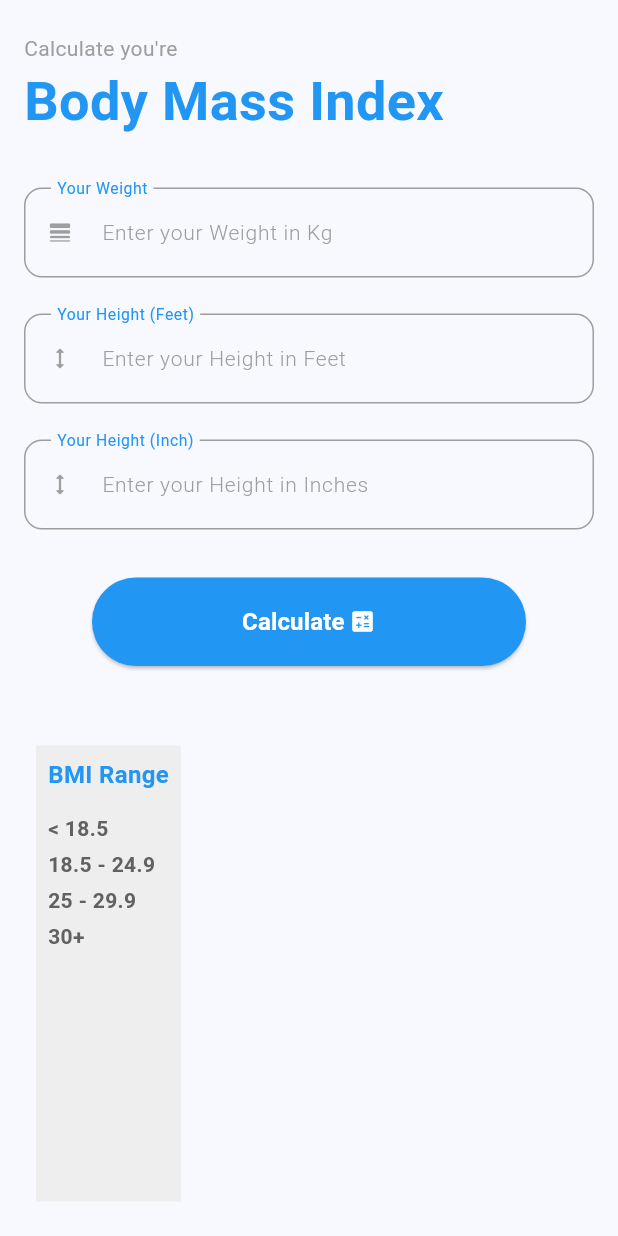
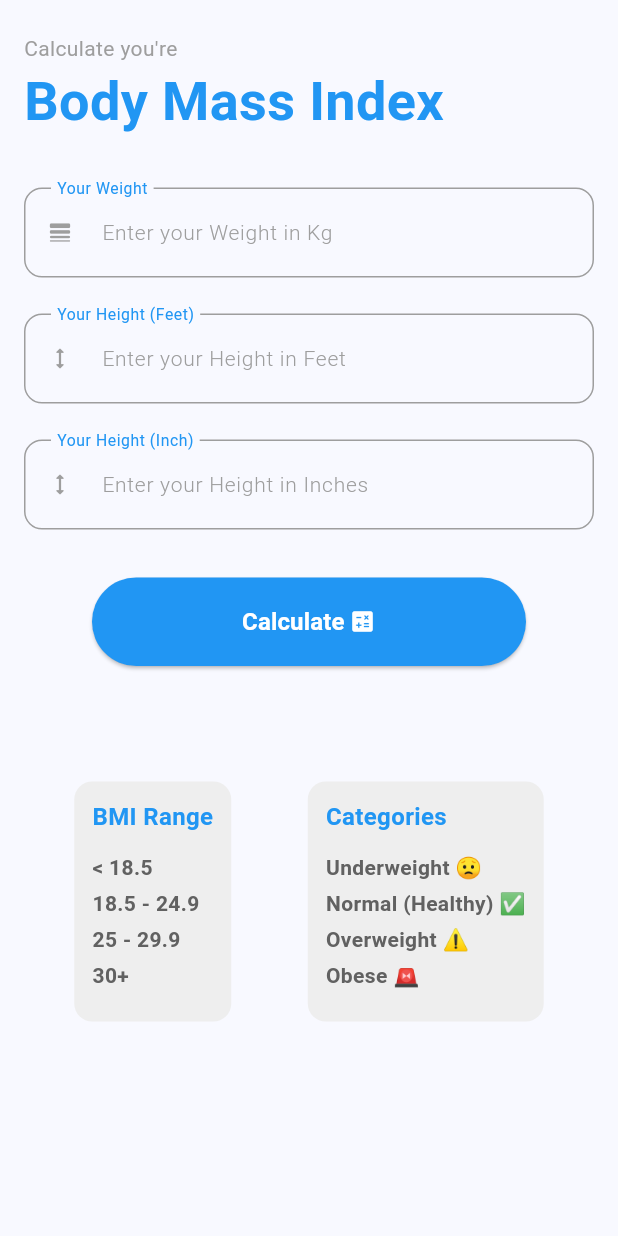
Before and after one commit to crazy-coder-018/bmi_flutter_app, a Flutter app: the screen it shows after launch, on a phone screen of 412 x 824 dp. Run offline on Flutter 3.47's test engine with Material 3 defaults, Android fonts, the phone set to English and light mode, and no system bars.

Commit message:
Last Updated

```diff
--- a/bmi_flutter_app/lib/main.dart
+++ b/bmi_flutter_app/lib/main.dart
@@ -1,6 +1,7 @@
 // ignore_for_file: unnecessary_import, unused_local_variable
 
 import 'package:bmi_flutter_app/buttons/calculated_button.dart';
+import 'package:bmi_flutter_app/widgets/bmi_cahrt.dart';
 import 'package:bmi_flutter_app/widgets/my_text_field.dart';
 import 'package:flutter/material.dart';
 import 'package:flutter/cupertino.dart';
@@ -171,7 +172,7 @@ class _MyHomePageState extends State<MyHomePage> {
                             style: TextStyle(
                               fontSize: 14,
                               fontWeight: FontWeight.w800,
-                              color: Colors.grey[700],
+                              color: Colors.blue[700],
                             ),
                           ),
                         ],
@@ -181,82 +182,10 @@ class _MyHomePageState extends State<MyHomePage> {
                 ),
               ),
 
+              SizedBox(height: 24),
+
               // Chart of BMI Calculation is you're fit or not
-              Padding(
-                padding: const EdgeInsets.symmetric(horizontal: 16.0),
-                child: SizedBox(
-                  width: double.infinity,
-                  height: 320,
-                  child: Padding(
-                    padding: const EdgeInsets.all(8.0),
-                    child: Row(
-                      children: [
-                        Container(
-                          color: Colors.grey[200],
-                          child: Padding(
-                            padding: const EdgeInsets.all(8.0),
-                            child: Column(
-                              crossAxisAlignment: CrossAxisAlignment.start,
-                              children: [
-                                //BMI Range
-                                Text(
-                                  'BMI Range',
-                                  style: TextStyle(
-                                    fontSize: 16,
-                                    fontWeight: FontWeight.w600,
-                                    color: Colors.blue,
-                                  ),
-                                ),
-                                SizedBox(height: 14),
-                                Text(
-                                  '< 18.5',
-                                  style: TextStyle(
-                                    fontSize: 14,
-                                    fontWeight: FontWeight.w600,
-                                    color: Colors.grey[700],
-                                  ),
-                                ),
-                                SizedBox(height: 4),
-                                Text(
-                                  '18.5 - 24.9',
-                                  style: TextStyle(
-                                    fontSize: 14,
-                                    fontWeight: FontWeight.w600,
-                                    color: Colors.grey[700],
-                                  ),
-                                ),
-                                SizedBox(height: 4),
-                                Text(
-                                  '25 - 29.9',
-                                  style: TextStyle(
-                                    fontSize: 14,
-                                    fontWeight: FontWeight.w600,
-                                    color: Colors.grey[700],
-                                  ),
-                                ),
-                                SizedBox(height: 4),
-                                Text(
-                                  '30+',
-                                  style: TextStyle(
-                                    fontSize: 14,
-                                    fontWeight: FontWeight.w600,
-                                    color: Colors.grey[700],
-                                  ),
-                                ),
-                              ],
-                            ),
-                          ),
-                        ),
-                        Column(
-                          children: [
-                            //BMI Category
-                          ],
-                        ),
-                      ],
-                    ),
-                  ),
-                ),
-              ),
+              BmiCahrt(),
             ],
           ),
         ),
--- /dev/null
+++ b/bmi_flutter_app/lib/widgets/bmi_cahrt.dart
@@ -0,0 +1,158 @@
+import 'package:flutter/material.dart';
+
+class BmiCahrt extends StatelessWidget {
+  const BmiCahrt({super.key});
+
+  @override
+  Widget build(BuildContext context) {
+    return Padding(
+      padding: const EdgeInsets.symmetric(horizontal: 16.0),
+      child: SizedBox(
+        width: double.infinity,
+        height: 320,
+        child: Padding(
+          padding: const EdgeInsets.all(8.0),
+          child: Row(
+            crossAxisAlignment: CrossAxisAlignment.start,
+            mainAxisAlignment: MainAxisAlignment.spaceAround,
+            children: [
+              Container(
+                height: 160,
+                decoration: BoxDecoration(
+                  color: Colors.grey[200],
+                  borderRadius: BorderRadius.circular(12),
+                ),
+                child: Padding(
+                  padding: const EdgeInsets.all(12.0),
+                  child: Column(
+                    crossAxisAlignment: CrossAxisAlignment.start,
+                    children: [
+                      //BMI Range
+                      Text(
+                        'BMI Range',
+                        style: TextStyle(
+                          fontSize: 16,
+                          fontWeight: FontWeight.w600,
+                          color: Colors.blue,
+                        ),
+                      ),
+                      SizedBox(height: 12),
+                      Text(
+                        '< 18.5',
+                        style: TextStyle(
+                          fontSize: 14,
+                          fontWeight: FontWeight.w600,
+                          color: Colors.grey[700],
+                        ),
+                      ),
+                      Divider(color: Colors.grey[800], height: 4.2),
+                      Text(
+                        '18.5 - 24.9',
+                        style: TextStyle(
+                          fontSize: 14,
+                          fontWeight: FontWeight.w600,
+                          color: Colors.grey[700],
+                        ),
+                      ),
+                      Divider(color: Colors.grey[800], height: 4.2),
+                      Text(
+                        '25 - 29.9',
+                        style: TextStyle(
+                          fontSize: 14,
+                          fontWeight: FontWeight.w600,
+                          color: Colors.grey[700],
+                        ),
+                      ),
+                      Divider(color: Colors.grey[800], height: 4.2),
+                      Text(
+                        '30+',
+                        style: TextStyle(
+                          fontSize: 14,
+                          fontWeight: FontWeight.w600,
+                          color: Colors.grey[700],
+                        ),
+                      ),
+                    ],
+                  ),
+                ),
+              ),
+              Column(
+                children: [
+                  //BMI Category
+                  Container(
+                    height: 160,
+                    decoration: BoxDecoration(
+                      color: Colors.grey[200],
+                      borderRadius: BorderRadius.circular(12),
+                    ),
+                    child: Padding(
+                      padding: const EdgeInsets.all(12.0),
+                      child: Column(
+                        crossAxisAlignment: CrossAxisAlignment.start,
+                        children: [
+                          //BMI Category
+                          Text(
+                            'Categories',
+                            style: TextStyle(
+                              fontSize: 16,
+                              fontWeight: FontWeight.w600,
+                              color: Colors.blue,
+                            ),
+                          ),
+                          SizedBox(height: 12),
+
+                          // Under Weight
+                          Text(
+                            'Underweight 😟',
+                            style: TextStyle(
+                              fontSize: 14,
+                              fontWeight: FontWeight.w600,
+                              color: Colors.grey[700],
+                            ),
+                          ),
+                          Divider(color: Colors.grey[800], height: 4.2),
+
+                          // Normal (Healthy)
+                          Text(
+                            'Normal (Healthy) ✅',
+                            style: TextStyle(
+                              fontSize: 14,
+                              fontWeight: FontWeight.w600,
+                              color: Colors.grey[700],
+                            ),
+                          ),
+                          Divider(color: Colors.grey[800], height: 4.2),
+
+                          // Overweight
+                          Text(
+                            'Overweight ⚠',
+                            style: TextStyle(
+                              fontSize: 14,
+                              fontWeight: FontWeight.w600,
+                              color: Colors.grey[700],
+                            ),
+                          ),
+                          Divider(color: Colors.grey[800], height: 4.2),
+
+                          // Obese
+                          Text(
+                            'Obese 🚨',
+                            style: TextStyle(
+                              fontSize: 14,
+                              fontWeight: FontWeight.w600,
+                              color: Colors.grey[700],
+                            ),
+                          ),
+                        ],
+                      ),
+                    ),
+                  ),
+                ],
+              ),
+            ],
+          ),
+        ),
+      ),
+    );
+  }
+}
```
